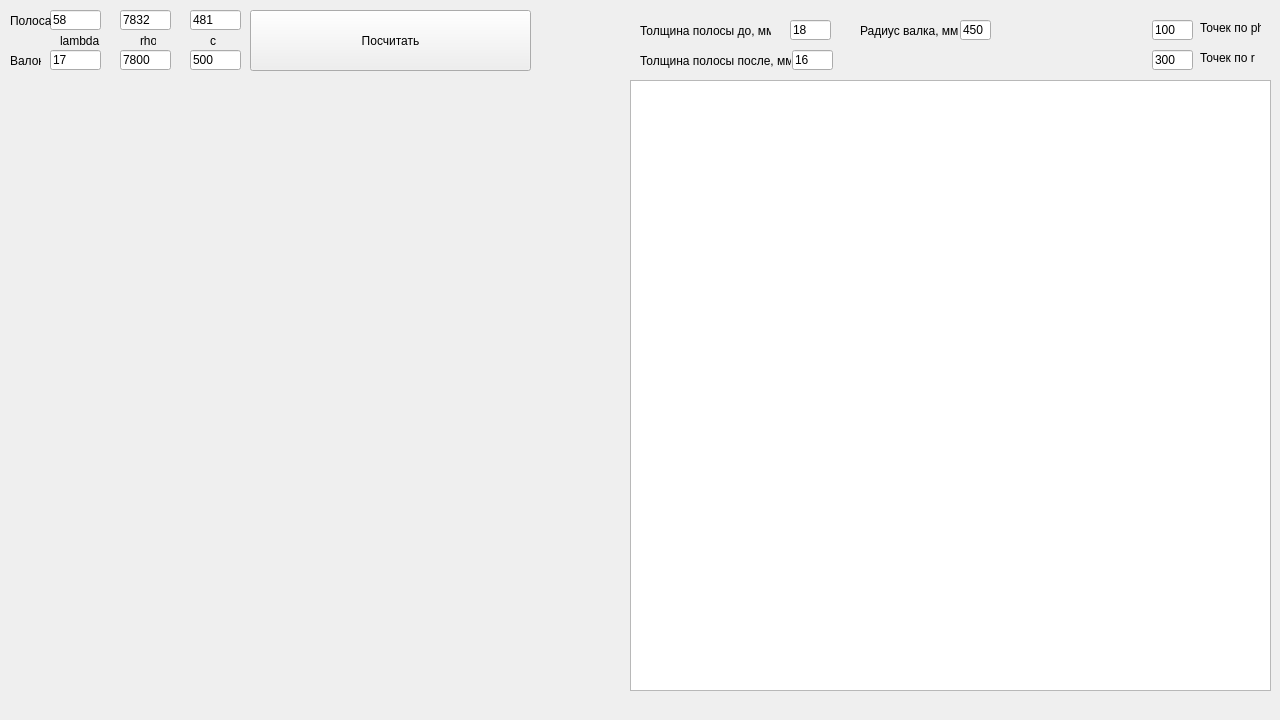
MVetch/heat, file mainwindow.ui: the form before one commit.
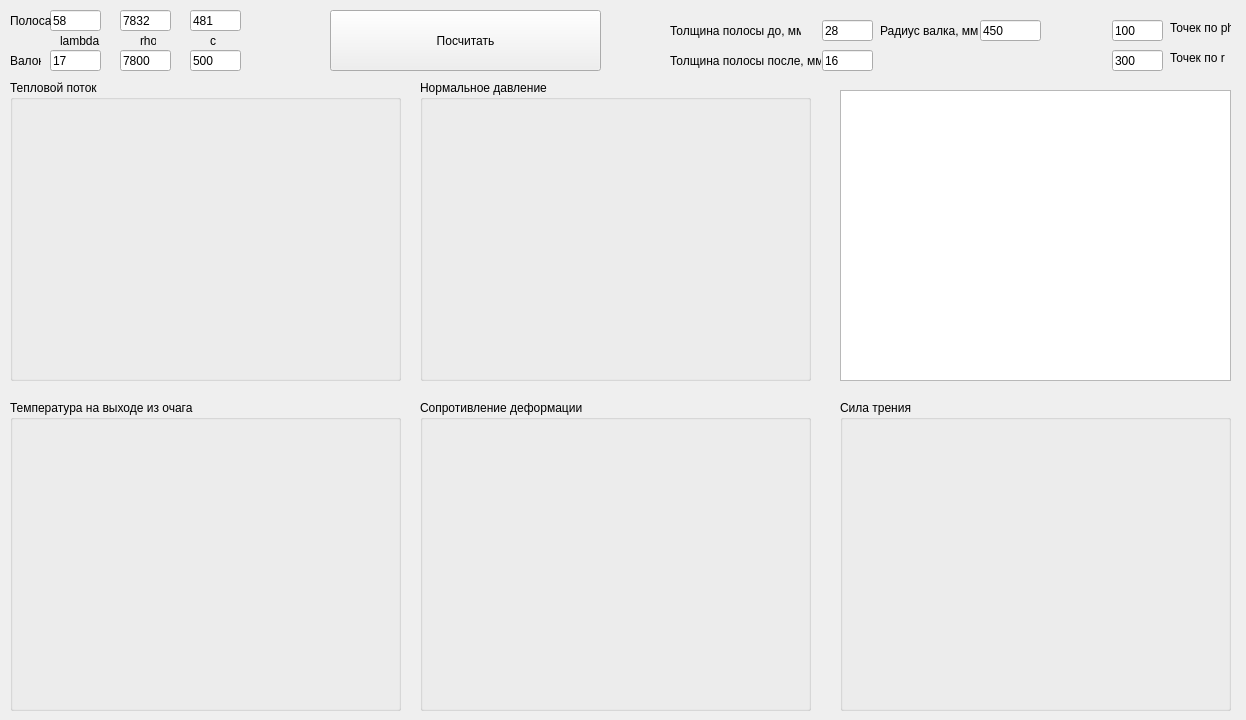
The form after the commit. Custom widgets are drawn as their Qt base class.

```diff
--- a/mainwindow.ui
+++ b/mainwindow.ui
@@ -6,7 +6,7 @@
    <rect>
     <x>0</x>
     <y>0</y>
-    <width>1280</width>
+    <width>1246</width>
     <height>720</height>
    </rect>
   </property>
@@ -17,9 +17,9 @@
    <widget class="QPushButton" name="pushButton">
     <property name="geometry">
      <rect>
-      <x>250</x>
+      <x>330</x>
       <y>10</y>
-      <width>281</width>
+      <width>271</width>
       <height>61</height>
      </rect>
     </property>
@@ -30,10 +30,10 @@
    <widget class="QLineEdit" name="editH_a">
     <property name="geometry">
      <rect>
-      <x>792</x>
+      <x>822</x>
       <y>50</y>
-      <width>41</width>
-      <height>20</height>
+      <width>51</width>
+      <height>21</height>
      </rect>
     </property>
     <property name="text">
@@ -43,23 +43,23 @@
    <widget class="QLineEdit" name="editH_b">
     <property name="geometry">
      <rect>
-      <x>790</x>
+      <x>822</x>
       <y>20</y>
-      <width>41</width>
-      <height>20</height>
+      <width>51</width>
+      <height>21</height>
      </rect>
     </property>
     <property name="text">
-     <string>18</string>
+     <string>28</string>
     </property>
    </widget>
    <widget class="QLineEdit" name="lineRad">
     <property name="geometry">
      <rect>
-      <x>960</x>
+      <x>980</x>
       <y>20</y>
-      <width>31</width>
-      <height>20</height>
+      <width>61</width>
+      <height>21</height>
      </rect>
     </property>
     <property name="text">
@@ -69,7 +69,7 @@
    <widget class="QLabel" name="label_2">
     <property name="geometry">
      <rect>
-      <x>640</x>
+      <x>670</x>
       <y>20</y>
       <width>131</width>
       <height>21</height>
@@ -82,7 +82,7 @@
    <widget class="QLabel" name="label_3">
     <property name="geometry">
      <rect>
-      <x>640</x>
+      <x>670</x>
       <y>50</y>
       <width>151</width>
       <height>21</height>
@@ -95,7 +95,7 @@
    <widget class="QLabel" name="label_4">
     <property name="geometry">
      <rect>
-      <x>860</x>
+      <x>880</x>
       <y>20</y>
       <width>101</width>
       <height>21</height>
@@ -108,20 +108,20 @@
    <widget class="QTableWidget" name="tableWidget">
     <property name="geometry">
      <rect>
-      <x>630</x>
-      <y>80</y>
-      <width>641</width>
-      <height>611</height>
+      <x>840</x>
+      <y>90</y>
+      <width>391</width>
+      <height>291</height>
      </rect>
     </property>
    </widget>
    <widget class="QLineEdit" name="thetaStep">
     <property name="geometry">
      <rect>
-      <x>1152</x>
+      <x>1112</x>
       <y>20</y>
-      <width>41</width>
-      <height>20</height>
+      <width>51</width>
+      <height>21</height>
      </rect>
     </property>
     <property name="text">
@@ -131,10 +131,10 @@
    <widget class="QLineEdit" name="hStep">
     <property name="geometry">
      <rect>
-      <x>1152</x>
+      <x>1112</x>
       <y>50</y>
-      <width>41</width>
-      <height>20</height>
+      <width>51</width>
+      <height>21</height>
      </rect>
     </property>
     <property name="text">
@@ -144,7 +144,7 @@
    <widget class="QLabel" name="label_5">
     <property name="geometry">
      <rect>
-      <x>1200</x>
+      <x>1170</x>
       <y>20</y>
       <width>61</width>
       <height>16</height>
@@ -157,7 +157,7 @@
    <widget class="QLabel" name="label_6">
     <property name="geometry">
      <rect>
-      <x>1200</x>
+      <x>1170</x>
       <y>50</y>
       <width>61</width>
       <height>16</height>
@@ -173,7 +173,7 @@
       <x>50</x>
       <y>10</y>
       <width>51</width>
-      <height>20</height>
+      <height>21</height>
      </rect>
     </property>
     <property name="text">
@@ -186,7 +186,7 @@
       <x>50</x>
       <y>50</y>
       <width>51</width>
-      <height>20</height>
+      <height>21</height>
      </rect>
     </property>
     <property name="text">
@@ -199,7 +199,7 @@
       <x>120</x>
       <y>50</y>
       <width>51</width>
-      <height>20</height>
+      <height>21</height>
      </rect>
     </property>
     <property name="text">
@@ -212,7 +212,7 @@
       <x>120</x>
       <y>10</y>
       <width>51</width>
-      <height>20</height>
+      <height>21</height>
      </rect>
     </property>
     <property name="text">
@@ -225,7 +225,7 @@
       <x>190</x>
       <y>10</y>
       <width>51</width>
-      <height>20</height>
+      <height>21</height>
      </rect>
     </property>
     <property name="text">
@@ -238,7 +238,7 @@
       <x>190</x>
       <y>50</y>
       <width>51</width>
-      <height>20</height>
+      <height>21</height>
      </rect>
     </property>
     <property name="text">
@@ -310,15 +310,120 @@
      <string>c</string>
     </property>
    </widget>
-   <widget class="QCustomPlot" name="widget" native="true">
+   <widget class="QGroupBox" name="groupBox">
     <property name="geometry">
      <rect>
       <x>10</x>
-      <y>90</y>
-      <width>600</width>
-      <height>600</height>
+      <y>400</y>
+      <width>391</width>
+      <height>311</height>
      </rect>
     </property>
+    <property name="title">
+     <string>Температура на выходе из очага</string>
+    </property>
+    <widget class="QCustomPlot" name="widget_T" native="true">
+     <property name="geometry">
+      <rect>
+       <x>10</x>
+       <y>20</y>
+       <width>371</width>
+       <height>281</height>
+      </rect>
+     </property>
+    </widget>
+   </widget>
+   <widget class="QGroupBox" name="groupBox_2">
+    <property name="geometry">
+     <rect>
+      <x>10</x>
+      <y>80</y>
+      <width>391</width>
+      <height>301</height>
+     </rect>
+    </property>
+    <property name="title">
+     <string>Тепловой поток</string>
+    </property>
+    <widget class="QCustomPlot" name="widget_q" native="true">
+     <property name="geometry">
+      <rect>
+       <x>10</x>
+       <y>20</y>
+       <width>371</width>
+       <height>271</height>
+      </rect>
+     </property>
+    </widget>
+   </widget>
+   <widget class="QGroupBox" name="groupBox_3">
+    <property name="geometry">
+     <rect>
+      <x>420</x>
+      <y>80</y>
+      <width>391</width>
+      <height>301</height>
+     </rect>
+    </property>
+    <property name="title">
+     <string>Нормальное давление</string>
+    </property>
+    <widget class="QCustomPlot" name="widget_px" native="true">
+     <property name="geometry">
+      <rect>
+       <x>10</x>
+       <y>20</y>
+       <width>371</width>
+       <height>271</height>
+      </rect>
+     </property>
+    </widget>
+   </widget>
+   <widget class="QGroupBox" name="groupBox_4">
+    <property name="geometry">
+     <rect>
+      <x>420</x>
+      <y>400</y>
+      <width>391</width>
+      <height>311</height>
+     </rect>
+    </property>
+    <property name="title">
+     <string>Сопротивление деформации</string>
+    </property>
+    <widget class="QCustomPlot" name="widget_KDef" native="true">
+     <property name="geometry">
+      <rect>
+       <x>10</x>
+       <y>20</y>
+       <width>371</width>
+       <height>281</height>
+      </rect>
+     </property>
+    </widget>
+   </widget>
+   <widget class="QGroupBox" name="groupBox_5">
+    <property name="geometry">
+     <rect>
+      <x>840</x>
+      <y>400</y>
+      <width>391</width>
+      <height>311</height>
+     </rect>
+    </property>
+    <property name="title">
+     <string>Сила трения</string>
+    </property>
+    <widget class="QCustomPlot" name="widget_tauCont" native="true">
+     <property name="geometry">
+      <rect>
+       <x>10</x>
+       <y>20</y>
+       <width>371</width>
+       <height>281</height>
+      </rect>
+     </property>
+    </widget>
    </widget>
   </widget>
  </widget>
```
